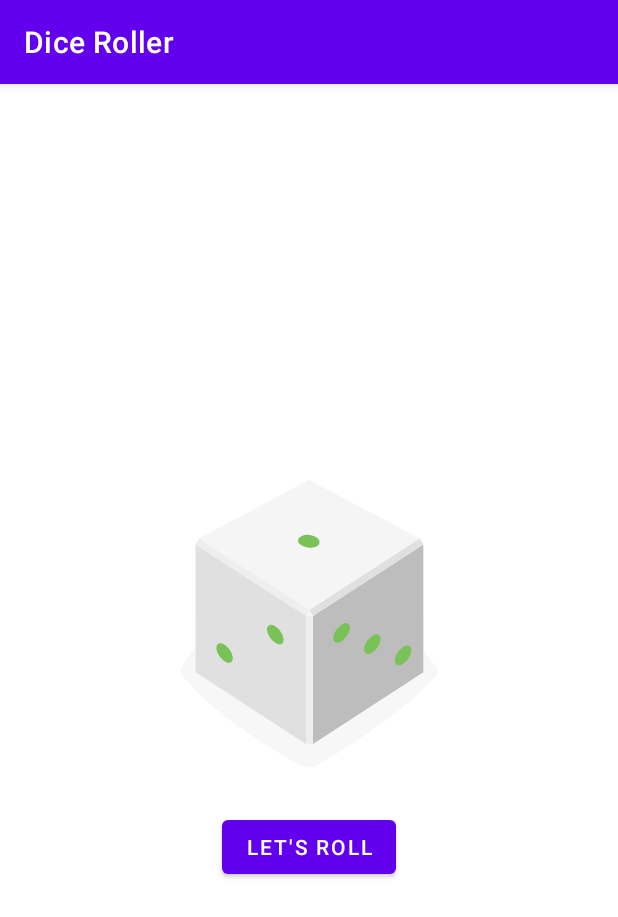
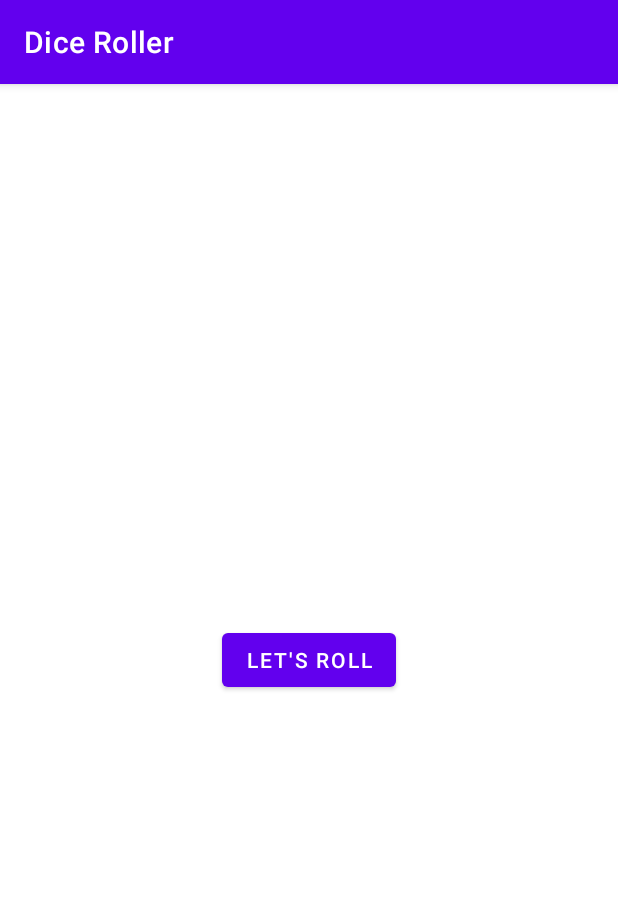
Before and after one commit to SOPT-HouseParty/YoungJin, an Android app: the screen it shows after launch (MainActivity), on a phone screen of 412 x 824 dp. Shown: the top 917 px of the screen. Run offline under Robolectric (Android 15) with nearby library versions, the phone set to English and light mode, and no system bars; 2 statements that could not run were skipped.

```diff
--- a/app/src/main/res/layout/activity_main.xml
+++ b/app/src/main/res/layout/activity_main.xml
@@ -13,7 +13,7 @@
         android:layout_width="wrap_content"
         android:layout_height="wrap_content"
         android:layout_gravity="center_horizontal"
-        android:src="@drawable/dice_1" />
+        tools:src="@drawable/dice_1" />
 
     <Button
         android:id="@+id/roll_button"
```
